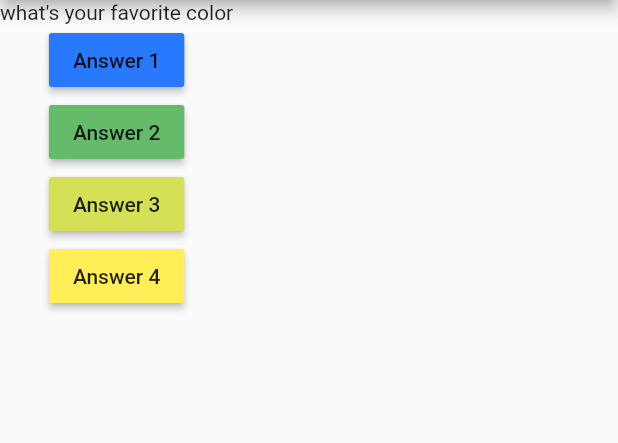
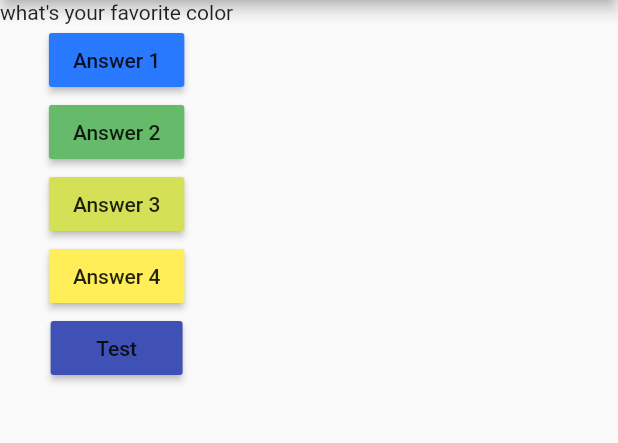
Before and after one commit to Lexvisser/cursusMax, a Flutter app: the screen it shows after launch, on a phone screen of 412 x 824 dp, the part 84-527 px from its top. Run offline on Flutter 3.47's test engine with Material 2 defaults, Android fonts, the phone set to English and light mode, and no system bars.

Commit message:
Highlightcolor

```diff
--- a/lib/main.dart
+++ b/lib/main.dart
@@ -55,6 +55,11 @@ class MyAppState extends State<MyApp> {
                 child: Text('Answer 4'),
                 color: Colors.yellow[400],
                 onPressed: answerQuestion),
+            RaisedButton(
+                onPressed: () {},
+                child: Text("Test"),
+                highlightColor: Colors.black, //Replace with actual colors
+                color: Colors.indigo),
           ],
         ),
       ),
```
